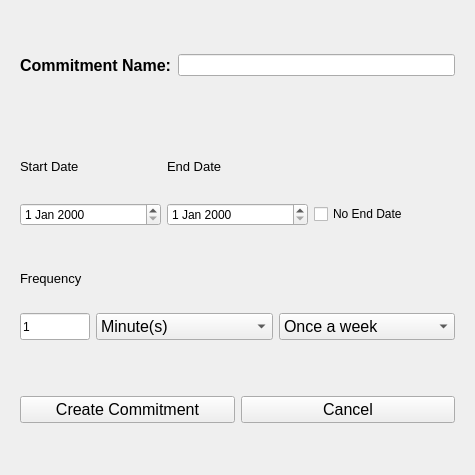
Above: Tasker/CreateCommitmentQWidget.ui from thebigG/Tasker before the change. Below: the same form after it.
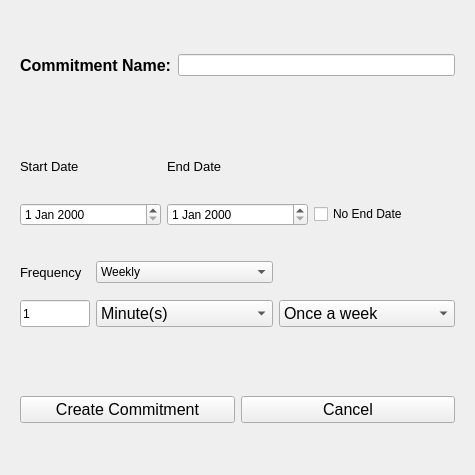
That is the form after the change.

```diff
--- a/Tasker/CreateCommitmentQWidget.ui
+++ b/Tasker/CreateCommitmentQWidget.ui
@@ -89,7 +89,7 @@
    <item>
     <widget class="QWidget" name="commitmentFrequencyContainer" native="true">
      <layout class="QGridLayout" name="gridLayout_2">
-      <item row="1" column="0">
+      <item row="2" column="0">
        <widget class="QLineEdit" name="qtyQLineEdit">
         <property name="maximumSize">
          <size>
@@ -102,7 +102,7 @@
         </property>
        </widget>
       </item>
-      <item row="1" column="1">
+      <item row="2" column="1">
        <widget class="QComboBox" name="dropDownUnitsLeftQComboBox">
         <property name="font">
          <font>
@@ -121,7 +121,7 @@
         </item>
        </widget>
       </item>
-      <item row="1" column="2">
+      <item row="2" column="2">
        <widget class="QComboBox" name="dropDownUnitsRightQComboBox">
         <property name="font">
          <font>
@@ -165,7 +165,16 @@
         </item>
        </widget>
       </item>
-      <item row="0" column="0">
+      <item row="1" column="1">
+       <widget class="QComboBox" name="commitmentMode">
+        <item>
+         <property name="text">
+          <string>Weekly</string>
+         </property>
+        </item>
+       </widget>
+      </item>
+      <item row="1" column="0">
        <widget class="QLabel" name="qtyQLabel">
         <property name="font">
          <font>
@@ -177,30 +186,6 @@
         </property>
        </widget>
       </item>
-      <item row="0" column="1">
-       <widget class="QLabel" name="unitsLeftQLabel">
-        <property name="font">
-         <font>
-          <pointsize>10</pointsize>
-         </font>
-        </property>
-        <property name="text">
-         <string/>
-        </property>
-       </widget>
-      </item>
-      <item row="0" column="2">
-       <widget class="QLabel" name="unitsRightQLabel">
-        <property name="font">
-         <font>
-          <pointsize>10</pointsize>
-         </font>
-        </property>
-        <property name="text">
-         <string/>
-        </property>
-       </widget>
-      </item>
      </layout>
     </widget>
    </item>
```
